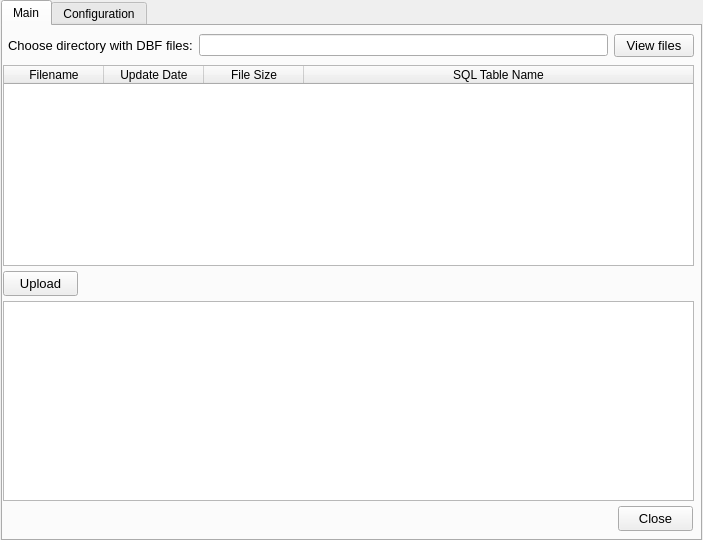
Qt form gui.ui (StanleyKubrik/DBFLoaderToSQL) before a commit.
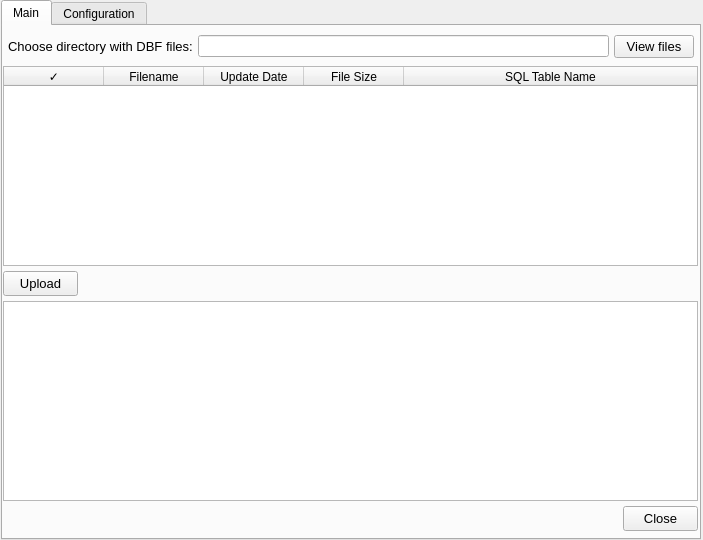
The same form after that commit.

Commit message: 2022/06/21 - Need to realize 'View files' button.

```diff
--- a/gui.ui
+++ b/gui.ui
@@ -19,8 +19,8 @@
      <rect>
       <x>1</x>
       <y>0</y>
-      <width>701</width>
-      <height>541</height>
+      <width>700</width>
+      <height>540</height>
      </rect>
     </property>
     <property name="sizePolicy">
@@ -59,7 +59,7 @@
        <rect>
         <x>0</x>
         <y>275</y>
-        <width>691</width>
+        <width>695</width>
         <height>200</height>
        </rect>
       </property>
@@ -67,7 +67,7 @@
      <widget class="QPushButton" name="btn_close">
       <property name="geometry">
        <rect>
-        <x>615</x>
+        <x>620</x>
         <y>480</y>
         <width>75</width>
         <height>25</height>
@@ -86,9 +86,9 @@
       <property name="geometry">
        <rect>
         <x>0</x>
-        <y>39</y>
-        <width>691</width>
-        <height>201</height>
+        <y>40</y>
+        <width>695</width>
+        <height>200</height>
        </rect>
       </property>
       <property name="frameShape">
@@ -107,7 +107,7 @@
        <number>0</number>
       </property>
       <property name="columnCount">
-       <number>4</number>
+       <number>5</number>
       </property>
       <attribute name="horizontalHeaderVisible">
        <bool>true</bool>
@@ -133,6 +133,11 @@
       <attribute name="verticalHeaderShowSortIndicator" stdset="0">
        <bool>false</bool>
       </attribute>
+      <column>
+       <property name="text">
+        <string>✓</string>
+       </property>
+      </column>
       <column>
        <property name="text">
         <string>Filename</string>
@@ -157,17 +162,32 @@
        </property>
       </column>
      </widget>
-     <widget class="QWidget" name="layoutWidget">
+     <widget class="QWidget" name="">
       <property name="geometry">
        <rect>
-        <x>0</x>
-        <y>-1</y>
-        <width>691</width>
+        <x>-5</x>
+        <y>0</y>
+        <width>701</width>
         <height>41</height>
        </rect>
       </property>
-      <layout class="QHBoxLayout" name="horizontalLayout">
+      <layout class="QHBoxLayout" name="horizontalLayout" stretch="0,1,0">
+       <property name="spacing">
+        <number>5</number>
+       </property>
+       <property name="sizeConstraint">
+        <enum>QLayout::SetDefaultConstraint</enum>
+       </property>
        <property name="leftMargin">
+        <number>10</number>
+       </property>
+       <property name="topMargin">
+        <number>5</number>
+       </property>
+       <property name="rightMargin">
+        <number>5</number>
+       </property>
+       <property name="bottomMargin">
         <number>5</number>
        </property>
        <item>
```
Left out of the diff: 14 changed lines with no effect on the pictures. The commit also changes 4 other files.
